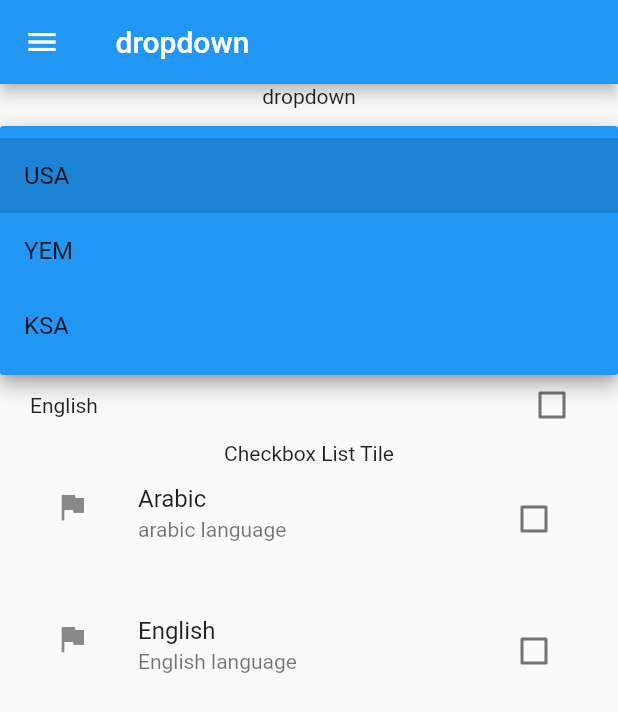
After one commit to OsamaAlmamri/LearnFlutter, a Flutter app: the Dropdown screen opened by its route, after a tap on "select Country", on a phone screen of 412 x 824 dp. The commit adds this screen. Shown: the top 712 px of the screen. Run offline on Flutter 3.47's test engine with Material 2 defaults, Android fonts, the light colour scheme and no system bars.

Commit message:
drowpdown,checkbox

```diff
--- /dev/null
+++ b/lib/Dropdown.dart
@@ -0,0 +1,105 @@
+import 'package:flutter/material.dart';
+import 'MyDrawer.dart';
+
+class Dropdown extends StatefulWidget {
+const Dropdown({ Key? key }) : super(key: key);
+
+  @override
+  State<Dropdown> createState() => _DropdownState();
+}
+
+class _DropdownState extends State<Dropdown> {
+  var seletedCountry;
+  var ar_lang=false, en_lang=false;
+  @override
+  Widget build(BuildContext context){
+    return  Scaffold(
+        appBar: AppBar(
+          title: Text(" dropdown"),
+        ),
+
+        drawer:MyDrawer(),
+
+        body:      ListView(scrollDirection: Axis.vertical, children: [
+      Column(
+        children: [
+          Center(child: Text("dropdown")),
+          Container(
+            margin: EdgeInsets.all(10),
+
+
+            padding: EdgeInsets.all(10),
+            child: DropdownButton(
+              itemHeight: 50,
+              hint: Text("select Country",textAlign: TextAlign.start,textDirection: TextDirection.ltr,),
+              isExpanded: true,
+
+              icon:Icon(Icons.ac_unit_outlined),
+              dropdownColor: Colors.blue,
+              underline: Divider(thickness: 2,),
+              items: ["USA","YEM","KSA"].map((e) => DropdownMenuItem(child: Text("$e"),value: e,)).toList(), onChanged: (val){
+setState(() {
+  seletedCountry=val.toString();
+});
+            },value: seletedCountry,),
+          ),
+           Container(
+            margin: EdgeInsets.all(10),
+
+
+            padding: EdgeInsets.all(10),
+            child: Column(children: [
+
+              Text("chooce your Langueges"),
+              Row(
+                  mainAxisAlignment: MainAxisAlignment.spaceBetween,
+                children: [
+                Text("Arabic"),
+                Checkbox(value: ar_lang, onChanged: (val){
+                  setState(() {
+                    ar_lang=val!;
+                  });
+                })
+              ],),
+               Row(
+                mainAxisAlignment: MainAxisAlignment.spaceBetween,
+                children: [
+                Text("English"),
+                Checkbox(value: en_lang, onChanged: (val){
+                  setState(() {
+                    en_lang=val!;
+                  });
+                })
+              ],),
+
+  Text("Checkbox List Tile"),
+              CheckboxListTile( value: ar_lang,
+              title: Text("Arabic"),
+              subtitle:Text( "arabic language"),
+              secondary: Icon(Icons.flag),
+                selected: ar_lang,
+              isThreeLine: true,
+              onChanged: (val){
+                setState(() {
+                       ar_lang=val!;
+                });
+              }),
+              CheckboxListTile( value: en_lang,
+              title: Text("English"),
+               subtitle:Text( "English language"),
+                 secondary: Icon(Icons.flag),
+                 isThreeLine: true,
+                 selected: en_lang,
+              onChanged: (val){
+                setState(() {
+                       en_lang=val!;
+                });
+              }),
+            ],))
+
+
+      ])],),
+
+    );
+  }
+}
--- a/lib/MyDrawer.dart
+++ b/lib/MyDrawer.dart
@@ -1,6 +1,6 @@
 import 'package:flutter/material.dart';
 import 'package:my_app/Home.dart';
-import 'package:my_app/Page1.dart';
+import 'package:my_app/Dropdown.dart';
 import 'package:my_app/main.dart';
 import 'package:my_app/page2.dart';
 import 'package:my_app/page3.dart';
@@ -51,8 +51,8 @@ const MyDrawer({ Key? key }) : super(key: key);
                         child: Row(
                           children: [Icon(Icons.home),  TextButton(onPressed: ()=>{
 
-                              Navigator.of(context).pushNamed("page1")
-                            }, child: Text('page 1'))],
+                              Navigator.of(context).pushNamed("dropdown")
+                            }, child: Text('dropdown'))],
                         )),
                     Divider(
                       height: 2,
--- a/lib/Page1.dart
+++ /dev/null
@@ -1,25 +0,0 @@
-import 'package:flutter/material.dart';
-import 'MyDrawer.dart';
-
-class Page1 extends StatelessWidget {
-const Page1({ Key? key }) : super(key: key);
-
-  @override
-  Widget build(BuildContext context){
-    return  Scaffold(
-        appBar: AppBar(
-          title: Text("page 1"),
-        ),
-
-        drawer:MyDrawer(),
-
-        body:      ListView(scrollDirection: Axis.vertical, children: [
-      Column(
-        children: [
-          Center(child: Text("page 1"))
-
-      ])],),
-
-    );
-  }
-}
--- a/lib/main.dart
+++ b/lib/main.dart
@@ -1,5 +1,5 @@
 import 'package:flutter/material.dart';
-import 'package:my_app/Page1.dart';
+import 'package:my_app/Dropdown.dart';
 import 'package:my_app/page2.dart';
 import 'package:my_app/page3.dart';
 import 'Home.dart';
@@ -16,7 +16,7 @@ class MyApp extends StatelessWidget {
     return MaterialApp(
       routes: {
         "home":(context)=>HomePage(),
-        "page1":(context)=>Page1(),
+        "dropdown":(context)=>Dropdown(),
         "page2":(context)=>Page2(),
         "page3":(context)=>Page3(),
       },
```
